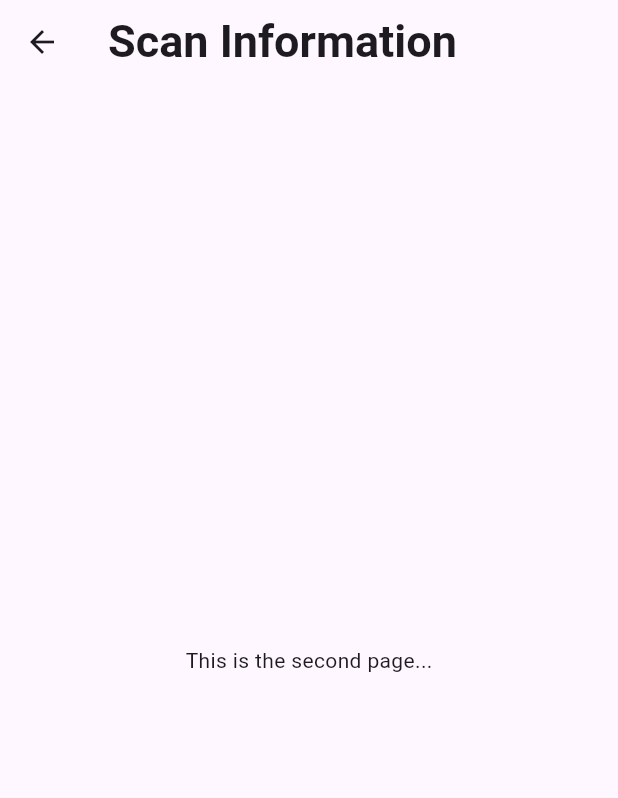
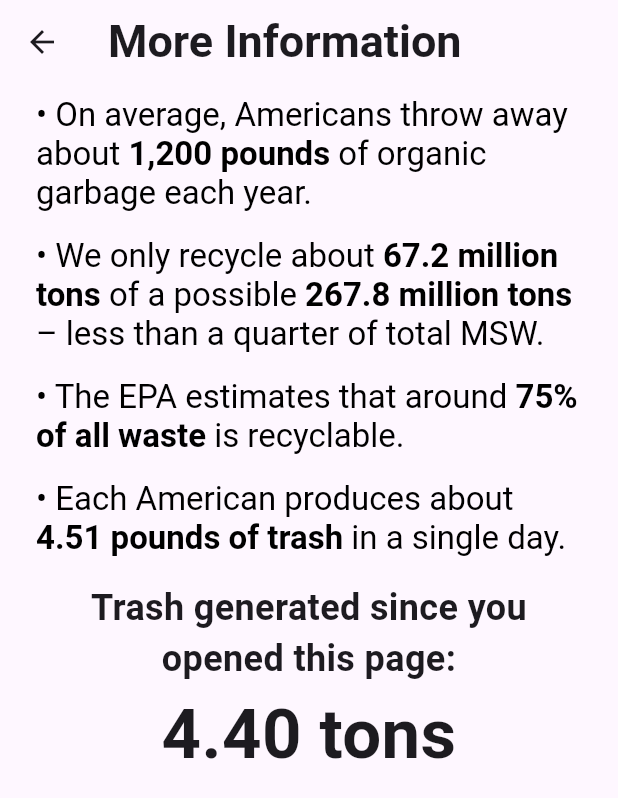
Before and after one commit to tavenharris/RecyclingApp, a Flutter app: the SecondPage screen opened directly, on a phone screen of 412 x 824 dp. Shown: the top 798 px of the screen. Run offline on Flutter 3.47's test engine with Material 3 defaults, Android fonts, the phone set to English and light mode, and no system bars; our stand-ins replace camera, device_preview, google_maps_flutter, location.

Commit message:
Refactor 'SecondPage' to stateful widget and enrich content
The 'SecondPage' component has been refactored from a stateless to a stateful widget, enabling richer interaction and more dynamic content. The body of the page now includes a ListView with informative text and a real-time calculation of trash produced, substantially improving the information thoroughness and user experience of the 'SecondPage'. Previous image functionality has been removed and will be implemented in another component.

```diff
--- a/lib/Components/Details.dart
+++ b/lib/Components/Details.dart
@@ -1,8 +1,21 @@
+import 'dart:async';
 import 'package:flutter/material.dart';
-import 'package:untitled1/global_variables.dart'; // Import GlobalVariables to access the storedImageBytes
 
-class SecondPage extends StatelessWidget {
+class SecondPage extends StatefulWidget {
   const SecondPage({Key? key}) : super(key: key);
+
+  @override
+  _SecondPageState createState() => _SecondPageState();
+}
+
+class _SecondPageState extends State<SecondPage> {
+  late DateTime startTime;
+
+  @override
+  void initState() {
+    startTime = DateTime.now();
+    super.initState();
+  }
 
   @override
   Widget build(BuildContext context) {
@@ -10,26 +23,75 @@ class SecondPage extends StatelessWidget {
       appBar: AppBar(
         leading: IconButton(
           icon: Icon(Icons.arrow_back),
-          onPressed: () => Navigator.pop(context, false),
+          onPressed: () => Navigator.pop(context),
         ),
         title: const Text(
-          'Scan Information',
-          style: TextStyle(
-            fontSize: 30.0,
-            fontWeight: FontWeight.bold,
-          ),
+          'More Information',
+          style: TextStyle(fontSize: 30, fontWeight: FontWeight.bold),
         ),
       ),
-      body: Center(
-        child: Column(
-          mainAxisAlignment: MainAxisAlignment.center,
+      body: Padding(
+        padding: const EdgeInsets.symmetric(horizontal: 16.0),
+        child: ListView(
+          padding: const EdgeInsets.all(8.0),
           children: <Widget>[
-            Text('This is the second page...'),
-            if (GlobalVariables.storedImageBytes != null)
-              Padding(
-                padding: const EdgeInsets.all(8.0),
-                child: Image.memory(GlobalVariables.storedImageBytes!),
+            _buildRichText('• On average, Americans throw away about ', '1,200 pounds', ' of organic garbage each year.'),
+            _buildRichText('• We only recycle about ', '67.2 million tons', ' of a possible ', '267.8 million tons', ' – less than a quarter of total MSW.'),
+            _buildRichText('• The EPA estimates that around ', '75% of all waste', ' is recyclable.'),
+            Padding(
+              padding: const EdgeInsets.only(bottom: 16.0),
+              child: RichText(
+                text: TextSpan(
+                  style: TextStyle(fontSize: 22.0, color: Colors.black),
+                  children: <TextSpan>[
+                    TextSpan(text: '• Each American produces about '),
+                    TextSpan(text: '4.51 pounds of trash', style: TextStyle(fontWeight: FontWeight.bold)),
+                    TextSpan(text: ' in a single day.'),
+                  ],
+                ),
               ),
+            ),
+            StreamBuilder(
+              stream: Stream.periodic(const Duration(seconds: 1)),
+              builder: (context, snapshot) {
+                final elapsedSeconds = DateTime.now().difference(startTime).inSeconds;
+                final trashGenerated = elapsedSeconds * 4.4;
+                return Column(
+                  children: [
+                    Text(
+                      'Trash generated since you opened this page:',
+                      style: TextStyle(fontSize: 24.0, fontWeight: FontWeight.bold),
+                      textAlign: TextAlign.center,
+                    ),
+                    Text(
+                      '${trashGenerated.toStringAsFixed(2)} tons',
+                      style: TextStyle(fontSize: 46.0, fontWeight: FontWeight.bold),
+                      textAlign: TextAlign.center,
+                    ),
+                  ],
+                );
+              },
+            ),
+          ],
+        ),
+      ),
+    );
+  }
+
+  Widget _buildRichText(String normalText1, String boldText1, String normalText2, [String? boldText2, String? normalText3]) {
+    return Padding(
+      padding: const EdgeInsets.only(bottom: 16.0),
+      child: RichText(
+        text: TextSpan(
+          style: TextStyle(fontSize: 22.0, color: Colors.black),
+          children: <TextSpan>[
+            TextSpan(text: normalText1),
+            TextSpan(text: boldText1, style: TextStyle(fontWeight: FontWeight.bold)),
+            TextSpan(text: normalText2),
+            if (boldText2 != null && normalText3 != null) ...[
+              TextSpan(text: boldText2, style: TextStyle(fontWeight: FontWeight.bold)),
+              TextSpan(text: normalText3),
+            ],
           ],
         ),
       ),
```
